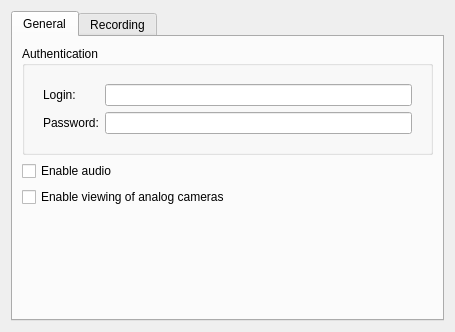
This is client/src/ui/widgets/properties/multiple_camera_settings_widget.ui in networkoptix/nx_open as Qt 5 draws it before an edit. The edited form follows.
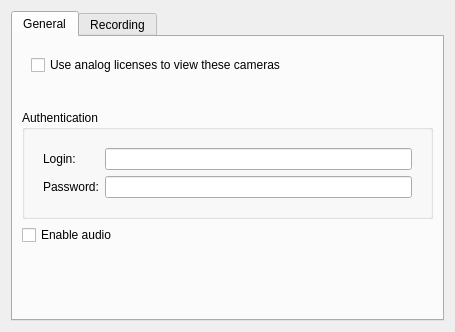
This is the edited form. Custom widgets are drawn as their Qt base class.

Commit message:
Labels and checkboxes moved, sample overlay set
<==== Mercurial data ====>
Branch: feature/1758

Patch:
```diff
--- a/client/src/ui/widgets/properties/multiple_camera_settings_widget.ui
+++ b/client/src/ui/widgets/properties/multiple_camera_settings_widget.ui
@@ -24,6 +24,26 @@
        <string>General</string>
       </attribute>
       <layout class="QVBoxLayout" name="verticalLayout_3">
+       <item>
+        <widget class="QWidget" name="dtsWidget" native="true">
+         <layout class="QVBoxLayout" name="verticalLayout_4">
+          <item>
+           <widget class="QCheckBox" name="dtsViewCheckBox">
+            <property name="text">
+             <string>Use analog licenses to view these cameras</string>
+            </property>
+           </widget>
+          </item>
+          <item>
+           <widget class="QLabel" name="dtsViewWarningLabel">
+            <property name="text">
+             <string/>
+            </property>
+           </widget>
+          </item>
+         </layout>
+        </widget>
+       </item>
        <item>
         <widget class="QGroupBox" name="groupBox_2">
          <property name="title">
@@ -74,20 +94,6 @@
          </property>
         </widget>
        </item>
-       <item>
-        <widget class="QCheckBox" name="dtsViewCheckBox">
-         <property name="text">
-          <string>Enable viewing of analog cameras</string>
-         </property>
-        </widget>
-       </item>
-       <item>
-        <widget class="QLabel" name="dtsViewWarningLabel">
-         <property name="text">
-          <string/>
-         </property>
-        </widget>
-       </item>
        <item>
         <spacer name="verticalSpacer">
          <property name="orientation">
```
The commit also changes 4 other files.
